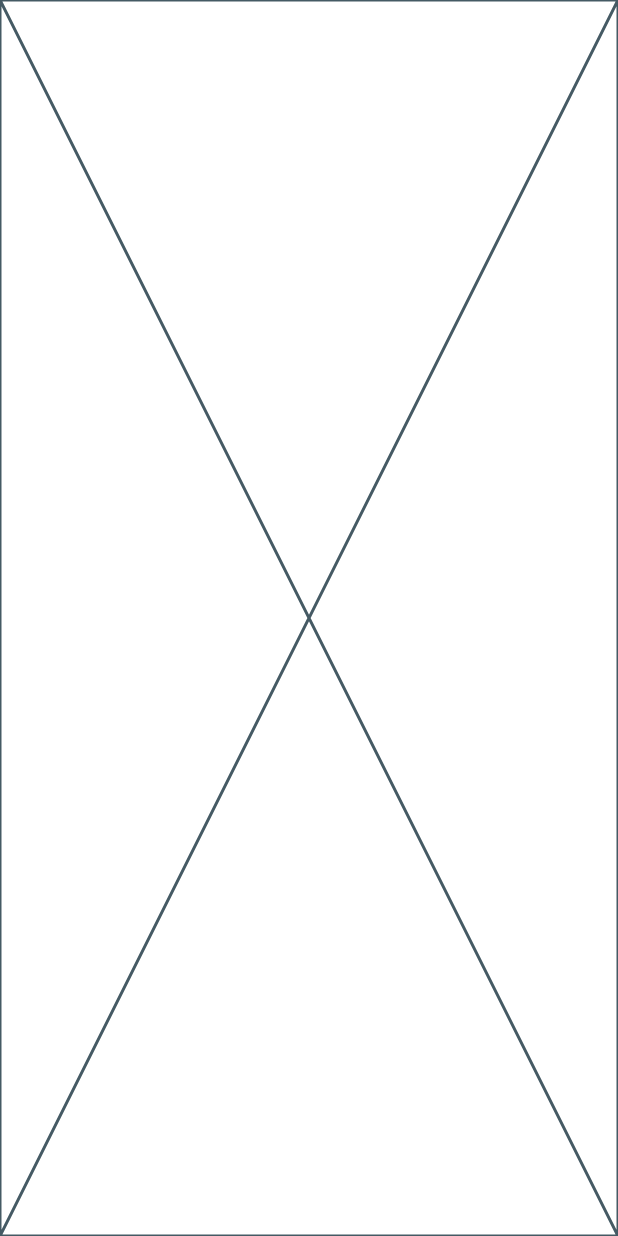
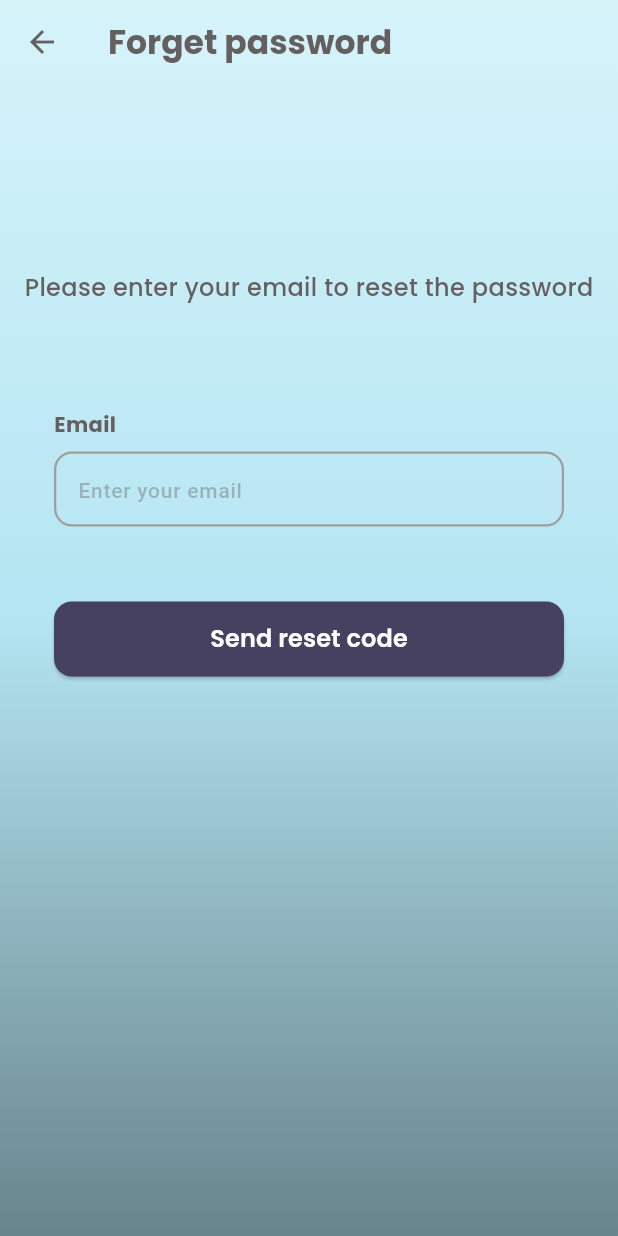
Before and after one commit to shoroukelshikh/behind_the_silent_eyes, a Flutter app: the screen it shows after launch, after a tap on "Forgot password ?", on a phone screen of 412 x 824 dp. Run offline on Flutter 3.47's test engine with Material 3 defaults, Android fonts, the phone set to English and light mode, and no system bars; our stand-ins replace animate_do, google_fonts.

Commit message:
+ forget pass

```diff
--- a/lib/features/auth/presentation/screens/forget_pass.dart
+++ b/lib/features/auth/presentation/screens/forget_pass.dart
@@ -1,10 +1,121 @@
+import 'package:behind_silent_eyes/core/theme/colors.dart';
+import 'package:behind_silent_eyes/features/admin/doctors/presentation/widgets/text_field.dart';
 import 'package:flutter/material.dart';
+import 'package:google_fonts/google_fonts.dart';
 
-class ForgetPass extends StatelessWidget {
-  const ForgetPass({super.key});
+class ForgetPass extends StatefulWidget {
+
+  ForgetPass({super.key});
+
+  @override
+  State<ForgetPass> createState() => _ForgetPassState();
+}
+
+class _ForgetPassState extends State<ForgetPass> {
+
+  final _formKey = GlobalKey<FormState>();
+
+  final TextEditingController emailController = TextEditingController();
 
   @override
   Widget build(BuildContext context) {
-    return const Placeholder();
+    return Scaffold(
+      extendBodyBehindAppBar: true,
+      appBar: AppBar(
+        backgroundColor: Colors.transparent,
+        elevation: 0,
+        leading: IconButton(
+          icon: Icon(Icons.arrow_back, color: Color(0xff665F5F)),
+          onPressed: () {
+            Navigator.pop(context);
+          },
+        ),
+        title: Text(
+          "Forget password",
+          style: GoogleFonts.poppins(
+            fontWeight: FontWeight.bold,
+            color: Color(0xff665F5F),
+          ),
+        ),
+        centerTitle: false,
+      ),
+      body: Container(
+        width: double.infinity,
+        decoration: BoxDecoration(gradient: AppColors.primary),
+        child: Column(
+          children: [
+            SizedBox(height: 180),
+            Text(
+              "Please enter your email to reset the password",
+              style: GoogleFonts.poppins(
+                fontSize: 16,
+                fontWeight: FontWeight.w500,
+                color: Color(0xff665F5F),
+              ),
+            ),
+            SizedBox(height: 70,),
+            Form(
+              key: _formKey,
+              child: Column(
+                children: [
+                  CustomTextField(
+                    label: 'Email',
+                    hintText: 'Enter your email',
+                    controller: emailController,
+                    validator: (value) {
+                      if (value == null || value.isEmpty) return 'Email required';
+                      if (!value.contains('@')) return 'Enter valid email';
+                      return null;
+                    },
+                  ),
+                  SizedBox(height: 50),
+
+                  SizedBox(
+                    width: 340,
+                    height: 50,
+                    child: ElevatedButton(
+                      onPressed: () {
+                        if (_formKey.currentState!.validate()) {
+
+                          ScaffoldMessenger.of(context).showSnackBar(
+                            SnackBar(
+                              content: Text("Reset code sent"),
+                            ),
+                          );
+
+                          // Navigator.push(
+                          //   context,
+                          //   MaterialPageRoute(
+                          //     builder: (context) => SendCode(
+                          //       email: emailController.text,
+                          //     ),
+                          //   ),
+                          // );
+
+                        }
+                      },
+                      style: ElevatedButton.styleFrom(
+                        backgroundColor: Color(0xff474161),
+                        shape: RoundedRectangleBorder(
+                          borderRadius: BorderRadius.circular(12),
+                        ),
+                      ),
+                      child: Text(
+                        "Send reset code",
+                        style: GoogleFonts.poppins(
+                          fontSize: 16,
+                          fontWeight: FontWeight.w600,
+                          color: Colors.white,
+                        ),
+                      ),
+                    ),
+                  ),
+                ],
+              ),
+            ),
+          ],
+        ),
+      ),
+    );
   }
 }
```
